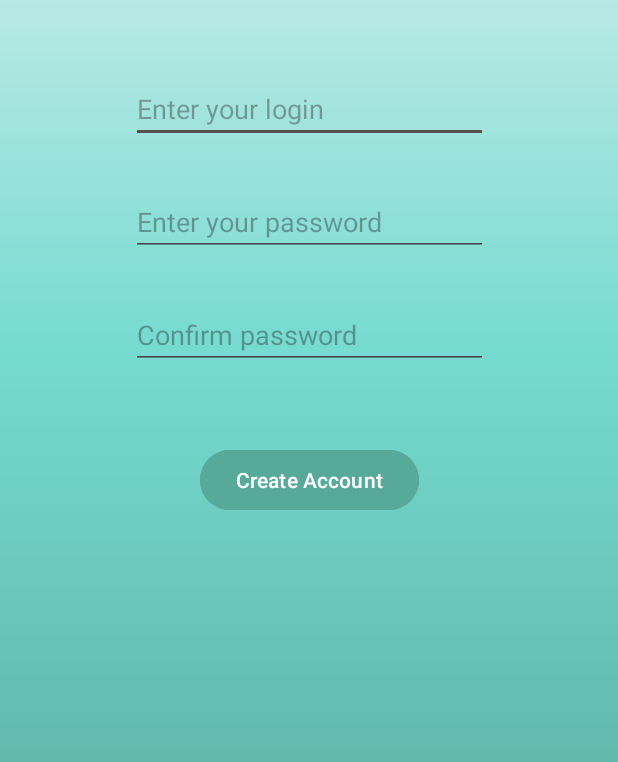
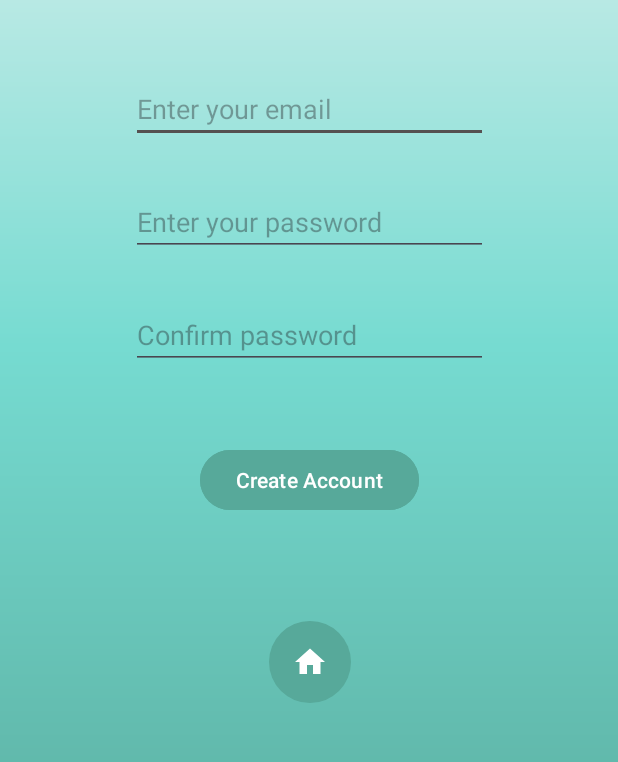
Before and after one commit to Andant3/WebJournal, an Android app: the fragment SignUpFragment shown on its own in the app's theme, on a phone screen of 412 x 824 dp, the part 272-1034 px from its top. Run offline under Robolectric (Android 15) with nearby library versions, the phone set to English and light mode, and no system bars; our stand-ins replace Firebase (no records; nobody signed in at launch, a user with empty details on screens opened directly), data binding.

Commit message:
Implementing functionality for Creating Account

```diff
--- a/app/build.gradle.kts
+++ b/app/build.gradle.kts
@@ -36,7 +36,7 @@ android {
     kotlinOptions {
         jvmTarget = "1.8"
     }
-    buildFeatures{
+    buildFeatures {
         dataBinding = true
     }
 }
@@ -58,6 +58,9 @@ dependencies {
     // Cloud Firestore
     implementation("com.google.firebase:firebase-firestore")
 
+    // Firebase Authentication library
+    implementation("com.google.firebase:firebase-auth")
+
     // Navigation
     val nav_version = "2.7.7"
     // Kotlin
--- a/app/src/main/AndroidManifest.xml
+++ b/app/src/main/AndroidManifest.xml
@@ -13,7 +13,7 @@
         android:theme="@style/Theme.WebJournal"
         tools:targetApi="31">
         <activity
-            android:name=".view.MainActivity"
+            android:name=".MainActivity"
             android:exported="true">
             <intent-filter>
                 <action android:name="android.intent.action.MAIN" />
--- a/app/src/main/java/com/example/webjournal/view/SignUpFragment.kt
+++ b/app/src/main/java/com/example/webjournal/view/SignUpFragment.kt
@@ -1,20 +1,81 @@
 package com.example.webjournal.view
 
 import android.os.Bundle
+import android.util.Log
 import androidx.fragment.app.Fragment
 import android.view.LayoutInflater
 import android.view.View
 import android.view.ViewGroup
+import android.widget.Toast
+import androidx.navigation.findNavController
+import androidx.navigation.fragment.findNavController
 import com.example.webjournal.R
+import com.example.webjournal.databinding.FragmentSignUpBinding
+import com.google.firebase.auth.FirebaseAuth
+import com.google.firebase.auth.auth
+import com.google.firebase.auth.ktx.auth
+import com.google.firebase.ktx.Firebase
 
 class SignUpFragment : Fragment() {
+
+    private lateinit var binding: FragmentSignUpBinding
+    private lateinit var auth: FirebaseAuth
+    private lateinit var email: String
+    private lateinit var password: String
 
     override fun onCreateView(
         inflater: LayoutInflater, container: ViewGroup?,
         savedInstanceState: Bundle?
     ): View? {
         // Inflate the layout for this fragment
-        return inflater.inflate(R.layout.fragment_sign_up, container, false)
+        binding = FragmentSignUpBinding.inflate(inflater, container, false)
+        return binding.root
     }
 
+    override fun onViewCreated(view: View, savedInstanceState: Bundle?) {
+        super.onViewCreated(view, savedInstanceState)
+
+        auth = Firebase.auth
+
+        binding.apply {
+            createAccountButton.setOnClickListener {
+                email = loginNewEditText.text.toString()
+                password = loginNewEditText.text.toString()
+                createAccount(email, password)
+            }
+            homeButton.setOnClickListener {
+                it.findNavController().navigate(R.id.action_signUpFragment_to_loginFragment)
+            }
+        }
+    }
+
+    private fun createAccount(email: String, password: String){
+
+        if (email.isNotEmpty() || password.isNotEmpty()){
+            auth.createUserWithEmailAndPassword(email, password)
+                .addOnCompleteListener(requireActivity()) { task ->
+                    if (task.isSuccessful) {
+                        // Sign in success, update UI with the signed-in user's information
+                        Log.d("TAG", "createUserWithEmail:success")
+                        val user = auth.currentUser
+                        //updateUI(user)
+                    } else {
+                        // If sign in fails, display a message to the user.
+                        Log.w("TAG", "createUserWithEmail:failure", task.exception)
+                        Toast.makeText(
+                            activity?.baseContext,
+                            "Authentication failed.",
+                            Toast.LENGTH_SHORT,
+                        ).show()
+                        //updateUI(null)
+                    }
+                }
+        } else {
+            Toast.makeText(
+                activity?.baseContext,
+                "Authentication failed",
+                Toast.LENGTH_SHORT
+            ).show()
+        }
+    }
 }
--- /dev/null
+++ b/app/src/main/res/drawable/home_button.xml
@@ -0,0 +1,6 @@
+<?xml version="1.0" encoding="utf-8"?>
+<shape xmlns:android="http://schemas.android.com/apk/res/android"
+    android:shape="oval">
+    <solid android:color="@color/color_primary_dark" />
+
+</shape>
--- /dev/null
+++ b/app/src/main/res/drawable/ic_home.xml
@@ -0,0 +1,5 @@
+<vector xmlns:android="http://schemas.android.com/apk/res/android" android:height="24dp" android:tint="#FFFFFF" android:viewportHeight="24" android:viewportWidth="24" android:width="24dp">
+
+    <path android:fillColor="@android:color/white" android:pathData="M10,20v-6h4v6h5v-8h3L12,3 2,12h3v8z"/>
+
+</vector>
--- a/app/src/main/res/layout/fragment_login.xml
+++ b/app/src/main/res/layout/fragment_login.xml
@@ -28,7 +28,7 @@
         android:layout_height="wrap_content"
         android:layout_marginTop="50dp"
 
-        android:hint="Enter your login"
+        android:hint="Enter your email"
         android:inputType="text"
 
         app:layout_constraintTop_toBottomOf="@+id/appNameTextView"
@@ -67,7 +67,7 @@
         android:layout_width="wrap_content"
         android:layout_height="wrap_content"
         android:backgroundTint="@color/color_primary_dark"
-        android:layout_marginTop="30dp"
+        android:layout_marginTop="27dp"
 
         android:text="Create Account"
         android:textColor="@color/white"
--- a/app/src/main/res/layout/fragment_sign_up.xml
+++ b/app/src/main/res/layout/fragment_sign_up.xml
@@ -28,7 +28,7 @@
         android:layout_height="wrap_content"
         android:layout_marginTop="50dp"
 
-        android:hint="Enter your login"
+        android:hint="Enter your email"
         android:inputType="text"
 
         app:layout_constraintTop_toBottomOf="@+id/registerTextView"
@@ -56,6 +56,7 @@
         android:layout_marginTop="30dp"
 
         android:hint="Confirm password"
+        android:inputType="textPassword"
 
 
         app:layout_constraintTop_toBottomOf="@+id/passwordNewEditText"
@@ -76,5 +77,18 @@
         app:layout_constraintStart_toStartOf="@id/registerTextView"
         app:layout_constraintEnd_toEndOf="@id/registerTextView"/>
 
+    <ImageButton
+        android:id="@+id/homeButton"
+        android:layout_width="wrap_content"
+        android:layout_height="wrap_content"
+        android:layout_marginTop="70dp"
+        android:padding="15dp"
+        android:src="@drawable/ic_home"
+        android:background="@drawable/home_button"
+
+        app:layout_constraintTop_toBottomOf="@+id/createAccountButton"
+        app:layout_constraintStart_toStartOf="@id/registerTextView"
+        app:layout_constraintEnd_toEndOf="@id/registerTextView"/>
+
 </androidx.constraintlayout.widget.ConstraintLayout>
 </layout>
--- a/app/src/main/res/navigation/nav_graph.xml
+++ b/app/src/main/res/navigation/nav_graph.xml
@@ -18,5 +18,9 @@
         android:id="@+id/signUpFragment"
         android:name="com.example.webjournal.view.SignUpFragment"
         android:label="fragment_sign_up"
-        tools:layout="@layout/fragment_sign_up" />
+        tools:layout="@layout/fragment_sign_up" >
+        <action
+            android:id="@+id/action_signUpFragment_to_loginFragment"
+            app:destination="@id/loginFragment" />
+    </fragment>
 </navigation>
```
Also changed, not shown: app/src/main/java/com/example/webjournal/MainActivity.kt (added, +32 -0 lines), app/src/main/java/com/example/webjournal/view/LoginFragment.kt (+19 -1 lines), app/src/main/java/com/example/webjournal/view/MainActivity.kt (deleted, +0 -21 lines), app/src/main/res/layout/activity_main.xml (+7 -6 lines).
